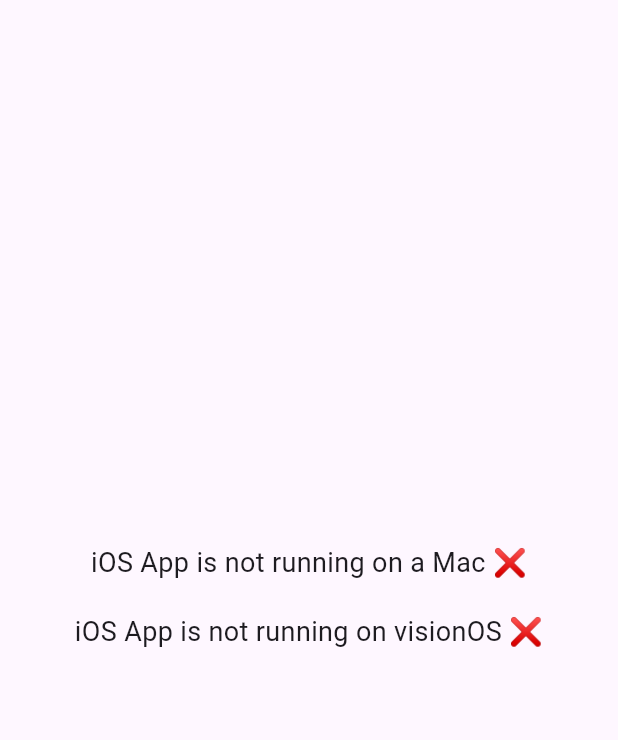
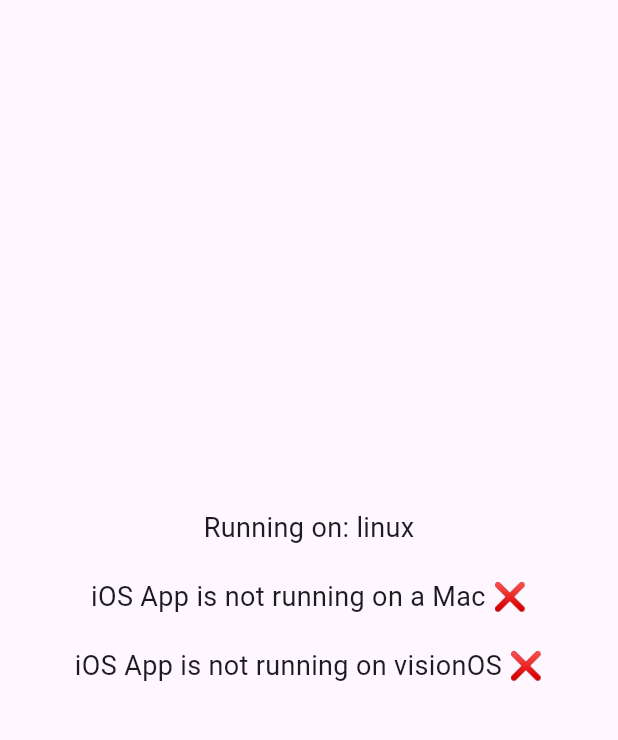
Before and after one commit to alexrabin/is_ios_app_on_mac, a Flutter app: the screen it shows after launch, on a phone screen of 412 x 824 dp, the part 63-803 px from its top. Run offline on Flutter 3.47's test engine with Material 3 defaults, Android fonts, the phone set to English and light mode, and no system bars; our stand-ins replace plugin_platform_interface.

Commit message:
feat: update deployment targets and enhance main app functionality

```diff
--- a/example/lib/main.dart
+++ b/example/lib/main.dart
@@ -1,5 +1,6 @@
 import 'dart:io';
 
+import 'package:flutter/foundation.dart';
 import 'package:flutter/material.dart';
 import 'package:is_ios_app_on_mac/is_ios_app_on_mac.dart';
 
@@ -31,6 +32,11 @@ class _MyAppState extends State<MyApp> {
           child: Column(
             mainAxisAlignment: MainAxisAlignment.center,
             children: [
+              Text(
+                'Running on: ${kIsWeb ? "Web" : Platform.operatingSystem}',
+                style: const TextStyle(fontSize: 18),
+              ),
+              const SizedBox(height: 20),
               FutureBuilder(
                 future: IsIosAppOnMac.isiOSAppOnMac(),
                 builder: (context, snapshot) {
@@ -42,7 +48,8 @@ class _MyAppState extends State<MyApp> {
                     textAlign: TextAlign.center,
                     style: const TextStyle(fontSize: 18),
                   );
-                  }),
+                },
+              ),
               const SizedBox(height: 20),
               FutureBuilder(
                 future: IsIosAppOnMac.isiOSAppOnVision(),
@@ -55,7 +62,8 @@ class _MyAppState extends State<MyApp> {
                     textAlign: TextAlign.center,
                     style: const TextStyle(fontSize: 18),
                   );
-                  }),
+                },
+              ),
             ],
           ),
         ),
```
Also changed, not shown: example/pubspec.lock, 4 other files. Lines whose indentation alone changed are shown as unchanged.
